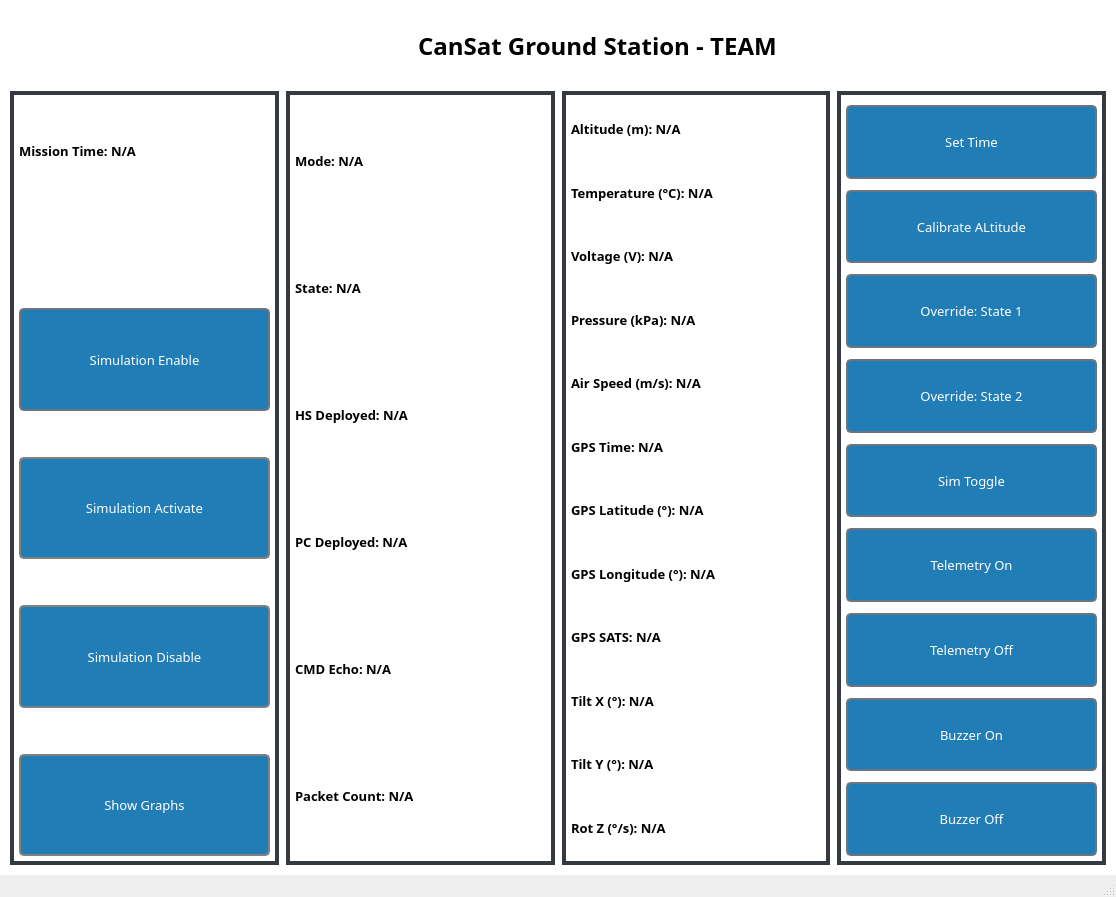
Before: the Qt Designer form Ground-Station/gui/ground_station.ui in BradyCason/UCI-CanSat-24-25, drawn with Qt 5.
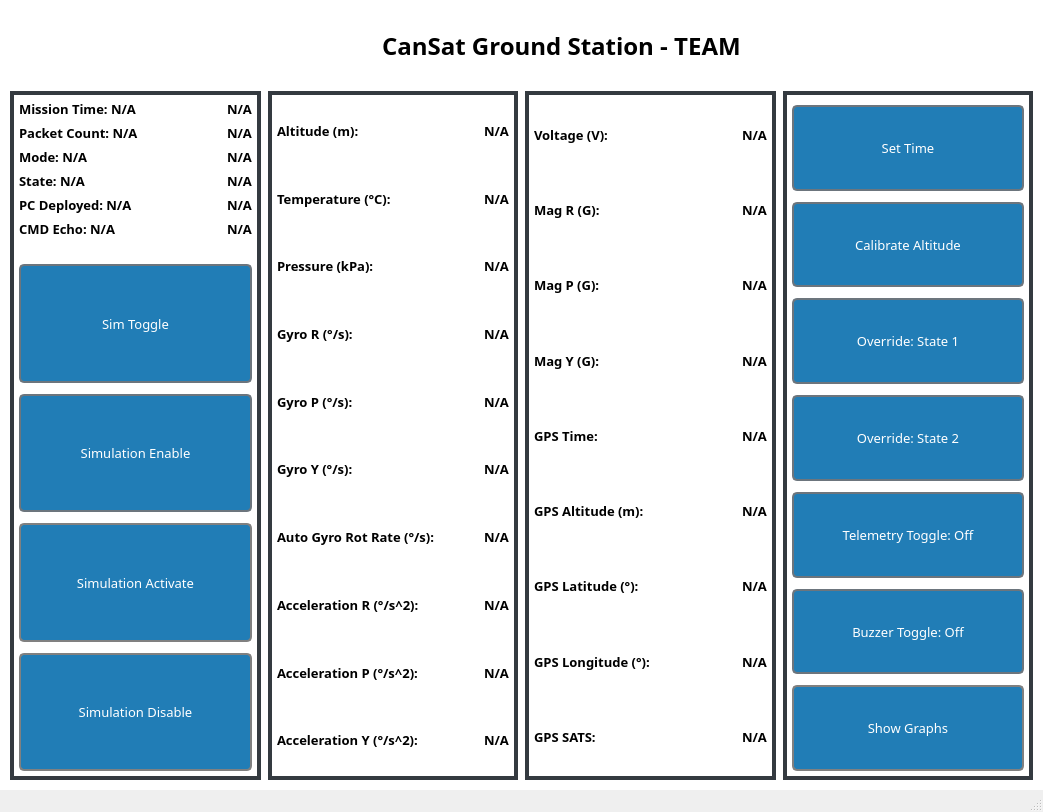
After: the same form once the commit is applied.

Commit message: Setup UI function and open graphs window

Patch:
```diff
--- a/Ground-Station/gui/ground_station.ui
+++ b/Ground-Station/gui/ground_station.ui
@@ -6,8 +6,8 @@
    <rect>
     <x>0</x>
     <y>0</y>
-    <width>1116</width>
-    <height>897</height>
+    <width>1043</width>
+    <height>812</height>
    </rect>
   </property>
   <property name="windowTitle">
@@ -29,7 +29,7 @@
    </property>
    <property name="styleSheet">
     <string notr="true">* {background-color: white;}
-#control_container, #simulation_container, #telemetry_container, #state_container {border:4px solid #343a40;}
+#control_container, #simulation_container, #telemetry_container_1, #telemetry_container_2 {border:4px solid #343a40;}
 QPushButton {
     background-color: rgba(33,125,182,1);
     color: white;
@@ -42,7 +42,7 @@
     background-color: rgba(27, 100, 150, 1);
 }</string>
    </property>
-   <layout class="QVBoxLayout" name="verticalLayout_2" stretch="0,1">
+   <layout class="QVBoxLayout" name="verticalLayout_2" stretch="0,0">
     <property name="spacing">
      <number>7</number>
     </property>
@@ -157,7 +157,7 @@
      </layout>
     </item>
     <item>
-     <layout class="QHBoxLayout" name="horizontalLayout" stretch="1,1,1,1">
+     <layout class="QHBoxLayout" name="container" stretch="1,1,1,1">
       <item>
        <widget class="QWidget" name="simulation_container" native="true">
         <property name="sizePolicy">
@@ -176,6 +176,10 @@
             <enum>QLayout::SetMinimumSize</enum>
            </property>
            <item>
+            <layout class="QHBoxLayout" name="horizontalLayout" stretch="1,0">
+             <item>
+              <layout class="QVBoxLayout" name="verticalLayout_6">
+               <item>
             <widget class="QLabel" name="mission_time">
              <property name="sizePolicy">
               <sizepolicy hsizetype="Preferred" vsizetype="Preferred">
@@ -192,7 +196,7 @@
               </font>
              </property>
              <property name="styleSheet">
-              <string notr="true">border: none;</string>
+                  <string notr="true"/>
              </property>
              <property name="text">
               <string>Mission Time: N/A</string>
@@ -200,6 +204,194 @@
             </widget>
            </item>
            <item>
+                <widget class="QLabel" name="packet_count">
+                 <property name="font">
+                  <font>
+                   <family>Sans Serif Collection</family>
+                   <pointsize>10</pointsize>
+                   <weight>75</weight>
+                   <bold>true</bold>
+                  </font>
+                 </property>
+                 <property name="styleSheet">
+                  <string notr="true">border: none;</string>
+                 </property>
+                 <property name="text">
+                  <string>Packet Count: N/A</string>
+                 </property>
+                </widget>
+               </item>
+               <item>
+                <widget class="QLabel" name="mode">
+                 <property name="font">
+                  <font>
+                   <family>Sans Serif Collection</family>
+                   <pointsize>10</pointsize>
+                   <weight>75</weight>
+                   <bold>true</bold>
+                  </font>
+                 </property>
+                 <property name="styleSheet">
+                  <string notr="true">border: none;</string>
+                 </property>
+                 <property name="text">
+                  <string>Mode: N/A</string>
+                 </property>
+                </widget>
+               </item>
+               <item>
+                <widget class="QLabel" name="state">
+                 <property name="font">
+                  <font>
+                   <family>Sans Serif Collection</family>
+                   <pointsize>10</pointsize>
+                   <weight>75</weight>
+                   <bold>true</bold>
+                  </font>
+                 </property>
+                 <property name="styleSheet">
+                  <string notr="true">border: none;</string>
+                 </property>
+                 <property name="text">
+                  <string>State: N/A</string>
+                 </property>
+                </widget>
+               </item>
+               <item>
+                <widget class="QLabel" name="pc_deployed">
+                 <property name="font">
+                  <font>
+                   <family>Sans Serif Collection</family>
+                   <pointsize>10</pointsize>
+                   <weight>75</weight>
+                   <bold>true</bold>
+                  </font>
+                 </property>
+                 <property name="styleSheet">
+                  <string notr="true">border: none;</string>
+                 </property>
+                 <property name="text">
+                  <string>PC Deployed: N/A</string>
+                 </property>
+                </widget>
+               </item>
+               <item>
+                <widget class="QLabel" name="cmd_echo">
+                 <property name="font">
+                  <font>
+                   <family>Sans Serif Collection</family>
+                   <pointsize>10</pointsize>
+                   <weight>75</weight>
+                   <bold>true</bold>
+                  </font>
+                 </property>
+                 <property name="styleSheet">
+                  <string notr="true">border: none;</string>
+                 </property>
+                 <property name="text">
+                  <string>CMD Echo: N/A</string>
+                 </property>
+                </widget>
+               </item>
+              </layout>
+             </item>
+             <item>
+              <layout class="QVBoxLayout" name="state_fields">
+               <item>
+                <widget class="QLabel" name="MISSION_TIME">
+                 <property name="font">
+                  <font>
+                   <family>Sans Serif Collection</family>
+                   <pointsize>10</pointsize>
+                   <weight>75</weight>
+                   <bold>true</bold>
+                  </font>
+                 </property>
+                 <property name="text">
+                  <string>N/A</string>
+                 </property>
+                </widget>
+               </item>
+               <item>
+                <widget class="QLabel" name="PACKET_COUNT">
+                 <property name="font">
+                  <font>
+                   <family>Sans Serif Collection</family>
+                   <pointsize>10</pointsize>
+                   <weight>75</weight>
+                   <bold>true</bold>
+                  </font>
+                 </property>
+                 <property name="text">
+                  <string>N/A</string>
+                 </property>
+                </widget>
+               </item>
+               <item>
+                <widget class="QLabel" name="MODE">
+                 <property name="font">
+                  <font>
+                   <family>Sans Serif Collection</family>
+                   <pointsize>10</pointsize>
+                   <weight>75</weight>
+                   <bold>true</bold>
+                  </font>
+                 </property>
+                 <property name="text">
+                  <string>N/A</string>
+                 </property>
+                </widget>
+               </item>
+               <item>
+                <widget class="QLabel" name="STATE">
+                 <property name="font">
+                  <font>
+                   <family>Sans Serif Collection</family>
+                   <pointsize>10</pointsize>
+                   <weight>75</weight>
+                   <bold>true</bold>
+                  </font>
+                 </property>
+                 <property name="text">
+                  <string>N/A</string>
+                 </property>
+                </widget>
+               </item>
+               <item>
+                <widget class="QLabel" name="PC_DEPLOYED">
+                 <property name="font">
+                  <font>
+                   <family>Sans Serif Collection</family>
+                   <pointsize>10</pointsize>
+                   <weight>75</weight>
+                   <bold>true</bold>
+                  </font>
+                 </property>
+                 <property name="text">
+                  <string>N/A</string>
+                 </property>
+                </widget>
+               </item>
+               <item>
+                <widget class="QLabel" name="CMD_ECHO">
+                 <property name="font">
+                  <font>
+                   <family>Sans Serif Collection</family>
+                   <pointsize>10</pointsize>
+                   <weight>75</weight>
+                   <bold>true</bold>
+                  </font>
+                 </property>
+                 <property name="text">
+                  <string>N/A</string>
+                 </property>
+                </widget>
+               </item>
+              </layout>
+             </item>
+            </layout>
+           </item>
+           <item>
             <spacer name="verticalSpacer_10">
              <property name="orientation">
               <enum>Qt::Vertical</enum>
@@ -210,7 +402,47 @@
              <property name="sizeHint" stdset="0">
               <size>
                <width>20</width>
-               <height>100</height>
+               <height>20</height>
+              </size>
+             </property>
+            </spacer>
+           </item>
+           <item>
+            <widget class="QPushButton" name="sim_toggle">
+             <property name="sizePolicy">
+              <sizepolicy hsizetype="Minimum" vsizetype="Minimum">
+               <horstretch>0</horstretch>
+               <verstretch>0</verstretch>
+              </sizepolicy>
+             </property>
+             <property name="font">
+              <font>
+               <family>Sans Serif Collection</family>
+               <pointsize>10</pointsize>
+               <weight>50</weight>
+               <bold>false</bold>
+              </font>
+             </property>
+             <property name="styleSheet">
+              <string notr="true"/>
+             </property>
+             <property name="text">
+              <string>Sim Toggle</string>
+             </property>
+            </widget>
+           </item>
+           <item>
+            <spacer name="verticalSpacer_14">
+             <property name="orientation">
+              <enum>Qt::Vertical</enum>
+             </property>
+             <property name="sizeType">
+              <enum>QSizePolicy::Fixed</enum>
+             </property>
+             <property name="sizeHint" stdset="0">
+              <size>
+               <width>20</width>
+               <height>5</height>
               </size>
              </property>
             </spacer>
@@ -248,7 +480,7 @@
              <property name="sizeHint" stdset="0">
               <size>
                <width>20</width>
-               <height>40</height>
+               <height>5</height>
               </size>
              </property>
             </spacer>
@@ -286,7 +518,7 @@
              <property name="sizeHint" stdset="0">
               <size>
                <width>20</width>
-               <height>40</height>
+               <height>5</height>
               </size>
              </property>
             </spacer>
@@ -313,171 +545,17 @@
              </property>
             </widget>
            </item>
-           <item>
-            <spacer name="verticalSpacer_13">
-             <property name="orientation">
-              <enum>Qt::Vertical</enum>
-             </property>
-             <property name="sizeType">
-              <enum>QSizePolicy::Fixed</enum>
-             </property>
-             <property name="sizeHint" stdset="0">
-              <size>
-               <width>20</width>
-               <height>40</height>
-              </size>
-             </property>
-            </spacer>
-           </item>
-           <item>
-            <widget class="QPushButton" name="show_graphs">
-             <property name="sizePolicy">
-              <sizepolicy hsizetype="Minimum" vsizetype="Minimum">
-               <horstretch>0</horstretch>
-               <verstretch>0</verstretch>
-              </sizepolicy>
-             </property>
-             <property name="font">
-              <font>
-               <family>Sans Serif Collection</family>
-               <pointsize>10</pointsize>
-              </font>
-             </property>
-             <property name="styleSheet">
-              <string notr="true">border: 2px solid grey;</string>
-             </property>
-             <property name="text">
-              <string>Show Graphs</string>
-             </property>
-            </widget>
-           </item>
           </layout>
          </item>
         </layout>
        </widget>
       </item>
       <item>
-       <widget class="QWidget" name="state_container" native="true">
-        <layout class="QGridLayout" name="gridLayout_3">
-         <item row="0" column="0">
-          <layout class="QVBoxLayout" name="state_panel">
-           <item>
-            <widget class="QLabel" name="mode">
-             <property name="font">
-              <font>
-               <family>Sans Serif Collection</family>
-               <pointsize>10</pointsize>
-               <weight>75</weight>
-               <bold>true</bold>
-              </font>
-             </property>
-             <property name="styleSheet">
-              <string notr="true">border: none;</string>
-             </property>
-             <property name="text">
-              <string>Mode: N/A</string>
-             </property>
-            </widget>
-           </item>
-           <item>
-            <widget class="QLabel" name="state">
-             <property name="font">
-              <font>
-               <family>Sans Serif Collection</family>
-               <pointsize>10</pointsize>
-               <weight>75</weight>
-               <bold>true</bold>
-              </font>
-             </property>
-             <property name="styleSheet">
-              <string notr="true">border: none;</string>
-             </property>
-             <property name="text">
-              <string>State: N/A</string>
-             </property>
-            </widget>
-           </item>
-           <item>
-            <widget class="QLabel" name="hs_deployed">
-             <property name="font">
-              <font>
-               <family>Sans Serif Collection</family>
-               <pointsize>10</pointsize>
-               <weight>75</weight>
-               <bold>true</bold>
-              </font>
-             </property>
-             <property name="styleSheet">
-              <string notr="true">border: none;</string>
-             </property>
-             <property name="text">
-              <string>HS Deployed: N/A</string>
-             </property>
-            </widget>
-           </item>
-           <item>
-            <widget class="QLabel" name="pc_deployed">
-             <property name="font">
-              <font>
-               <family>Sans Serif Collection</family>
-               <pointsize>10</pointsize>
-               <weight>75</weight>
-               <bold>true</bold>
-              </font>
-             </property>
-             <property name="styleSheet">
-              <string notr="true">border: none;</string>
-             </property>
-             <property name="text">
-              <string>PC Deployed: N/A</string>
-             </property>
-            </widget>
-           </item>
-           <item>
-            <widget class="QLabel" name="cmd_echo">
-             <property name="font">
-              <font>
-               <family>Sans Serif Collection</family>
-               <pointsize>10</pointsize>
-               <weight>75</weight>
-               <bold>true</bold>
-              </font>
-             </property>
-             <property name="styleSheet">
-              <string notr="true">border: none;</string>
-             </property>
-             <property name="text">
-              <string>CMD Echo: N/A</string>
-             </property>
-            </widget>
-           </item>
-           <item>
-            <widget class="QLabel" name="packet_count">
-             <property name="font">
-              <font>
-               <family>Sans Serif Collection</family>
-               <pointsize>10</pointsize>
-               <weight>75</weight>
-               <bold>true</bold>
-              </font>
-             </property>
-             <property name="styleSheet">
-              <string notr="true">border: none;</string>
-             </property>
-             <property name="text">
-              <string>Packet Count: N/A</string>
-             </property>
-            </widget>
-           </item>
-          </layout>
-         </item>
-        </layout>
-       </widget>
-      </item>
-      <item>
-       <widget class="QWidget" name="telemetry_container" native="true">
+       <widget class="QWidget" name="telemetry_container_1" native="true">
         <layout class="QGridLayout" name="gridLayout_2">
-         <item row="0" column="0">
+         <item row="1" column="1">
+          <layout class="QHBoxLayout" name="horizontalLayout_4" stretch="1,0">
+           <item>
           <layout class="QVBoxLayout" name="telemetry_panel">
            <item>
             <widget class="QLabel" name="alt_label">
@@ -493,7 +571,7 @@
               <string notr="true">border: none;</string>
              </property>
              <property name="text">
-              <string>Altitude (m): N/A</string>
+                <string>Altitude (m):</string>
              </property>
             </widget>
            </item>
@@ -505,31 +583,14 @@
                <pointsize>10</pointsize>
                <weight>75</weight>
                <bold>true</bold>
+                 <kerning>true</kerning>
               </font>
              </property>
              <property name="styleSheet">
               <string notr="true">border: none;</string>
              </property>
              <property name="text">
-              <string>Temperature (°C): N/A</string>
-             </property>
-            </widget>
-           </item>
-           <item>
-            <widget class="QLabel" name="volt_label">
-             <property name="font">
-              <font>
-               <family>Sans Serif Collection</family>
-               <pointsize>10</pointsize>
-               <weight>75</weight>
-               <bold>true</bold>
-              </font>
-             </property>
-             <property name="styleSheet">
-              <string notr="true">border: none;</string>
-             </property>
-             <property name="text">
-              <string>Voltage (V): N/A</string>
+                <string>Temperature (°C):</string>
              </property>
             </widget>
            </item>
@@ -547,7 +608,7 @@
               <string notr="true">border: none;</string>
              </property>
              <property name="text">
-              <string>Pressure (kPa): N/A</string>
+                <string>Pressure (kPa):</string>
              </property>
             </widget>
            </item>
@@ -565,7 +626,329 @@
               <string notr="true">border: none;</string>
              </property>
              <property name="text">
-              <string>Air Speed (m/s): N/A</string>
+                <string>Gyro R (°/s):</string>
+               </property>
+              </widget>
+             </item>
+             <item>
+              <widget class="QLabel" name="gyro_p_label">
+               <property name="font">
+                <font>
+                 <family>Sans Serif Collection</family>
+                 <pointsize>10</pointsize>
+                 <weight>75</weight>
+                 <bold>true</bold>
+                </font>
+               </property>
+               <property name="text">
+                <string>Gyro P (°/s):</string>
+               </property>
+              </widget>
+             </item>
+             <item>
+              <widget class="QLabel" name="gyro_y_label">
+               <property name="font">
+                <font>
+                 <family>Sans Serif Collection</family>
+                 <pointsize>10</pointsize>
+                 <weight>75</weight>
+                 <bold>true</bold>
+                </font>
+               </property>
+               <property name="text">
+                <string>Gyro Y (°/s):</string>
+               </property>
+              </widget>
+             </item>
+             <item>
+              <widget class="QLabel" name="auto_gyro_rot_rate_label">
+               <property name="font">
+                <font>
+                 <family>Sans Serif Collection</family>
+                 <pointsize>10</pointsize>
+                 <weight>75</weight>
+                 <bold>true</bold>
+                </font>
+               </property>
+               <property name="text">
+                <string>Auto Gyro Rot Rate (°/s):</string>
+               </property>
+              </widget>
+             </item>
+             <item>
+              <widget class="QLabel" name="accel_r_label">
+               <property name="font">
+                <font>
+                 <family>Sans Serif Collection</family>
+                 <pointsize>10</pointsize>
+                 <weight>75</weight>
+                 <bold>true</bold>
+                </font>
+               </property>
+               <property name="text">
+                <string>Acceleration R (°/s^2):</string>
+               </property>
+              </widget>
+             </item>
+             <item>
+              <widget class="QLabel" name="accel_p_label">
+               <property name="font">
+                <font>
+                 <family>Sans Serif Collection</family>
+                 <pointsize>10</pointsize>
+                 <weight>75</weight>
+                 <bold>true</bold>
+                </font>
+               </property>
+               <property name="text">
+                <string>Acceleration P (°/s^2):</string>
+               </property>
+              </widget>
+             </item>
+             <item>
+              <widget class="QLabel" name="accel_y_label">
+               <property name="font">
+                <font>
+                 <family>Sans Serif Collection</family>
+                 <pointsize>10</pointsize>
+                 <weight>75</weight>
+                 <bold>true</bold>
+                 <kerning>true</kerning>
+                </font>
+               </property>
+               <property name="text">
+                <string>Acceleration Y (°/s^2):</string>
+               </property>
+              </widget>
+             </item>
+            </layout>
+           </item>
+           <item>
+            <layout class="QVBoxLayout" name="verticalLayout_3">
+             <item>
+              <widget class="QLabel" name="ALTITUDE">
+               <property name="font">
+                <font>
+                 <family>Sans Serif Collection</family>
+                 <pointsize>10</pointsize>
+                 <weight>75</weight>
+                 <bold>true</bold>
+                </font>
+               </property>
+               <property name="text">
+                <string>N/A</string>
+               </property>
+              </widget>
+             </item>
+             <item>
+              <widget class="QLabel" name="TEMPERATURE">
+               <property name="font">
+                <font>
+                 <family>Sans Serif Collection</family>
+                 <pointsize>10</pointsize>
+                 <weight>75</weight>
+                 <bold>true</bold>
+                </font>
+               </property>
+               <property name="text">
+                <string>N/A</string>
+               </property>
+              </widget>
+             </item>
+             <item>
+              <widget class="QLabel" name="PRESSURE">
+               <property name="font">
+                <font>
+                 <family>Sans Serif Collection</family>
+                 <pointsize>10</pointsize>
+                 <weight>75</weight>
+                 <bold>true</bold>
+                </font>
+               </property>
+               <property name="text">
+                <string>N/A</string>
+               </property>
+              </widget>
+             </item>
+             <item>
+              <widget class="QLabel" name="GYRO_R">
+               <property name="font">
+                <font>
+                 <family>Sans Serif Collection</family>
+                 <pointsize>10</pointsize>
+                 <weight>75</weight>
+                 <bold>true</bold>
+                </font>
+               </property>
+               <property name="text">
+                <string>N/A</string>
+               </property>
+              </widget>
+             </item>
+             <item>
+              <widget class="QLabel" name="GYRO_P">
+               <property name="font">
+                <font>
+                 <family>Sans Serif Collection</family>
+                 <pointsize>10</pointsize>
+                 <weight>75</weight>
+                 <bold>true</bold>
+                </font>
+               </property>
+               <property name="text">
+                <string>N/A</string>
+               </property>
+              </widget>
+             </item>
+             <item>
+              <widget class="QLabel" name="GYRO_Y">
+               <property name="font">
+                <font>
+                 <family>Sans Serif Collection</family>
+                 <pointsize>10</pointsize>
+                 <weight>75</weight>
+                 <bold>true</bold>
+                </font>
+               </property>
+               <property name="text">
+                <string>N/A</string>
+               </property>
+              </widget>
+             </item>
+             <item>
+              <widget class="QLabel" name="AUTO_GYRO_ROTATION_RATE">
+               <property name="font">
+                <font>
+                 <family>Sans Serif Collection</family>
+                 <pointsize>10</pointsize>
+                 <weight>75</weight>
+                 <bold>true</bold>
+                </font>
+               </property>
+               <property name="text">
+                <string>N/A</string>
+               </property>
+              </widget>
+             </item>
+             <item>
+              <widget class="QLabel" name="ACCEL_R">
+               <property name="font">
+                <font>
+                 <family>Sans Serif Collection</family>
+                 <pointsize>10</pointsize>
+                 <weight>75</weight>
+                 <bold>true</bold>
+                </font>
+               </property>
+               <property name="text">
+                <string>N/A</string>
+               </property>
+              </widget>
+             </item>
+             <item>
+              <widget class="QLabel" name="ACCEL_P">
+               <property name="font">
+                <font>
+                 <family>Sans Serif Collection</family>
+                 <pointsize>10</pointsize>
+                 <weight>75</weight>
+                 <bold>true</bold>
+                </font>
+               </property>
+               <property name="text">
+                <string>N/A</string>
+               </property>
+              </widget>
+             </item>
+             <item>
+              <widget class="QLabel" name="ACCEL_Y">
+               <property name="font">
+                <font>
+                 <family>Sans Serif Collection</family>
+                 <pointsize>10</pointsize>
+                 <weight>75</weight>
+                 <bold>true</bold>
+                </font>
+               </property>
+               <property name="text">
+                <string>N/A</string>
+               </property>
+              </widget>
+             </item>
+            </layout>
+           </item>
+          </layout>
+         </item>
+        </layout>
+       </widget>
+      </item>
+      <item>
+       <widget class="QWidget" name="telemetry_container_2" native="true">
+        <layout class="QGridLayout" name="gridLayout_3">
+         <item row="0" column="0">
+          <layout class="QHBoxLayout" name="horizontalLayout_5" stretch="1,0">
+           <item>
+            <layout class="QVBoxLayout" name="verticalLayout">
+             <item>
+              <widget class="QLabel" name="volt_label">
+               <property name="font">
+                <font>
+                 <family>Sans Serif Collection</family>
+                 <pointsize>10</pointsize>
+                 <weight>75</weight>
+                 <bold>true</bold>
+                </font>
+               </property>
+               <property name="styleSheet">
+                <string notr="true">border: none;</string>
+               </property>
+               <property name="text">
+                <string>Voltage (V):</string>
+               </property>
+              </widget>
+             </item>
+             <item>
+              <widget class="QLabel" name="mag_r_label">
+               <property name="font">
+                <font>
+                 <family>Sans Serif Collection</family>
+                 <pointsize>10</pointsize>
+                 <weight>75</weight>
+                 <bold>true</bold>
+                </font>
+               </property>
+               <property name="text">
+                <string>Mag R (G):</string>
+               </property>
+              </widget>
+             </item>
+             <item>
+              <widget class="QLabel" name="mag_p_label">
+               <property name="font">
+                <font>
+                 <family>Sans Serif Collection</family>
+                 <pointsize>10</pointsize>
+                 <weight>75</weight>
+                 <bold>true</bold>
+                </font>
+               </property>
+               <property name="text">
+                <string>Mag P (G):</string>
+               </property>
+              </widget>
+             </item>
+             <item>
+              <widget class="QLabel" name="mag_y_label">
+               <property name="font">
+                <font>
+                 <family>Sans Serif Collection</family>
+                 <pointsize>10</pointsize>
+                 <weight>75</weight>
+                 <bold>true</bold>
+                </font>
+               </property>
+               <property name="text">
+                <string>Mag Y (G):</string>
              </property>
             </widget>
            </item>
@@ -583,7 +966,22 @@
               <string notr="true">border: none;</string>
              </property>
              <property name="text">
-              <string>GPS Time: N/A</string>
+                <string>GPS Time:</string>
+               </property>
+              </widget>
+             </item>
+             <item>
+              <widget class="QLabel" name="gps_alt_label">
+               <property name="font">
+                <font>
+                 <family>Sans Serif Collection</family>
+                 <pointsize>10</pointsize>
+                 <weight>75</weight>
+                 <bold>true</bold>
+                </font>
+               </property>
+               <property name="text">
+                <string>GPS Altitude (m):</string>
              </property>
             </widget>
            </item>
@@ -601,7 +999,7 @@
               <string notr="true">border: none;</string>
              </property>
              <property name="text">
-              <string>GPS Latitude (°): N/A</string>
+                <string>GPS Latitude (°):</string>
              </property>
             </widget>
            </item>
@@ -619,7 +1017,7 @@
               <string notr="true">border: none;</string>
              </property>
              <property name="text">
-              <string>GPS Longitude (°): N/A</string>
+                <string>GPS Longitude (°):</string>
              </property>
             </widget>
            </item>
@@ -637,12 +1035,16 @@
               <string notr="true">border: none;</string>
              </property>
              <property name="text">
-              <string>GPS SATS: N/A</string>
+                <string>GPS SATS:</string>
              </property>
             </widget>
            </item>
+            </layout>
+           </item>
            <item>
-            <widget class="QLabel" name="tilt_x_label">
+            <layout class="QVBoxLayout" name="verticalLayout_5">
+             <item>
+              <widget class="QLabel" name="VOLTAGE">
              <property name="font">
               <font>
                <family>Sans Serif Collection</family>
@@ -651,16 +1053,28 @@
                <bold>true</bold>
               </font>
              </property>
-             <property name="styleSheet">
-              <string notr="true">border: none;</string>
-             </property>
+               <property name="text">
+                <string>N/A</string>
+               </property>
+              </widget>
+             </item>
+             <item>
+              <widget class="QLabel" name="MAG_R">
+               <property name="font">
+                <font>
+                 <family>Sans Serif Collection</family>
+                 <pointsize>10</pointsize>
+                 <weight>75</weight>
+                 <bold>true</bold>
+                </font>
+               </property>
              <property name="text">
-              <string>Tilt X (°): N/A</string>
+                <string>N/A</string>
              </property>
             </widget>
            </item>
            <item>
-            <widget class="QLabel" name="tilt_y_label">
+              <widget class="QLabel" name="MAG_P">
              <property name="font">
               <font>
                <family>Sans Serif Collection</family>
@@ -669,16 +1083,28 @@
                <bold>true</bold>
               </font>
              </property>
-             <property name="styleSheet">
-              <string notr="true">border: none;</string>
-             </property>
+               <property name="text">
+                <string>N/A</string>
+               </property>
+              </widget>
+             </item>
+             <item>
+              <widget class="QLabel" name="MAG_Y">
+               <property name="font">
+                <font>
+                 <family>Sans Serif Collection</family>
+                 <pointsize>10</pointsize>
+                 <weight>75</weight>
+                 <bold>true</bold>
+                </font>
+               </property>
              <property name="text">
-              <string>Tilt Y (°): N/A</string>
+                <string>N/A</string>
              </property>
             </widget>
            </item>
            <item>
-            <widget class="QLabel" name="rot_z_label">
+              <widget class="QLabel" name="GPS_TIME">
              <property name="font">
               <font>
                <family>Sans Serif Collection</family>
@@ -687,13 +1113,72 @@
                <bold>true</bold>
               </font>
              </property>
-             <property name="styleSheet">
-              <string notr="true">border: none;</string>
-             </property>
+               <property name="text">
+                <string>N/A</string>
+               </property>
+              </widget>
+             </item>
+             <item>
+              <widget class="QLabel" name="GPS_ALTITUDE">
+               <property name="font">
+                <font>
+                 <family>Sans Serif Collection</family>
+                 <pointsize>10</pointsize>
+                 <weight>75</weight>
+                 <bold>true</bold>
+                </font>
+               </property>
              <property name="text">
-              <string>Rot Z (°/s): N/A</string>
-             </property>
-            </widget>
+                <string>N/A</string>
+               </property>
+              </widget>
+             </item>
+             <item>
+              <widget class="QLabel" name="GPS_LATITUDE">
+               <property name="font">
+                <font>
+                 <family>Sans Serif Collection</family>
+                 <pointsize>10</pointsize>
+                 <weight>75</weight>
+                 <bold>true</bold>
+                </font>
+               </property>
+               <property name="text">
+                <string>N/A</string>
+               </property>
+              </widget>
+             </item>
+             <item>
+              <widget class="QLabel" name="GPS_LONGITUDE">
+               <property name="font">
+                <font>
+                 <family>Sans Serif Collection</family>
+                 <pointsize>10</pointsize>
+                 <weight>75</weight>
+                 <bold>true</bold>
+                </font>
+               </property>
+               <property name="text">
+                <string>N/A</string>
+               </property>
+              </widget>
+             </item>
+             <item>
+              <widget class="QLabel" name="GPS_SATS">
+               <property name="font">
+                <font>
+                 <family>Sans Serif Collection</family>
+                 <pointsize>10</pointsize>
+                 <weight>75</weight>
+                 <bold>true</bold>
+                </font>
+               </property>
+               <property name="text">
+                <string>N/A</string>
+               </property>
+              </widget>
+             </item>
+            </layout>
            </item>
           </layout>
          </item>
@@ -704,7 +1189,7 @@
        <widget class="QWidget" name="control_container" native="true">
         <layout class="QGridLayout" name="gridLayout_4">
          <item row="0" column="0">
-          <layout class="QVBoxLayout" name="control_panel" stretch="0,1,0,1,0,1,0,1,0,1,0,1,0,1,0,1,0,1">
+          <layout class="QVBoxLayout" name="control_panel" stretch="0,1,0,1,0,1,0,1,0,1,0,1,0,1">
            <item>
             <spacer name="verticalSpacer">
              <property name="orientation">
@@ -781,7 +1266,7 @@
               <string notr="true"/>
              </property>
              <property name="text">
-              <string>Calibrate ALtitude</string>
+              <string>Calibrate Altitude</string>
              </property>
             </widget>
            </item>
@@ -882,7 +1367,7 @@
             </spacer>
            </item>
            <item>
-            <widget class="QPushButton" name="sim_toggle">
+            <widget class="QPushButton" name="telemetry_toggle_button">
              <property name="sizePolicy">
               <sizepolicy hsizetype="Minimum" vsizetype="Minimum">
                <horstretch>0</horstretch>
@@ -901,87 +1386,7 @@
               <string notr="true"/>
              </property>
              <property name="text">
-              <string>Sim Toggle</string>
-             </property>
-            </widget>
-           </item>
-           <item>
-            <spacer name="verticalSpacer_6">
-             <property name="orientation">
-              <enum>Qt::Vertical</enum>
-             </property>
-             <property name="sizeType">
-              <enum>QSizePolicy::Fixed</enum>
-             </property>
-             <property name="sizeHint" stdset="0">
-              <size>
-               <width>20</width>
-               <height>5</height>
-              </size>
-             </property>
-            </spacer>
-           </item>
-           <item>
-            <widget class="QPushButton" name="telemetry_on_button">
-             <property name="sizePolicy">
-              <sizepolicy hsizetype="Minimum" vsizetype="Minimum">
-               <horstretch>0</horstretch>
-               <verstretch>0</verstretch>
-              </sizepolicy>
-             </property>
-             <property name="font">
-              <font>
-               <family>Sans Serif Collection</family>
-               <pointsize>10</pointsize>
-               <weight>50</weight>
-               <bold>false</bold>
-              </font>
-             </property>
-             <property name="styleSheet">
-              <string notr="true"/>
-             </property>
-             <property name="text">
-              <string>Telemetry On</string>
-             </property>
-            </widget>
-           </item>
-           <item>
-            <spacer name="verticalSpacer_7">
-             <property name="orientation">
-              <enum>Qt::Vertical</enum>
-             </property>
-             <property name="sizeType">
-              <enum>QSizePolicy::Fixed</enum>
-             </property>
-             <property name="sizeHint" stdset="0">
-              <size>
-               <width>20</width>
-               <height>5</height>
-              </size>
-             </property>
-            </spacer>
-           </item>
-           <item>
-            <widget class="QPushButton" name="telemetry_off_button">
-             <property name="sizePolicy">
-              <sizepolicy hsizetype="Minimum" vsizetype="Minimum">
-               <horstretch>0</horstretch>
-               <verstretch>0</verstretch>
-              </sizepolicy>
-             </property>
-             <property name="font">
-              <font>
-               <family>Sans Serif Collection</family>
-               <pointsize>10</pointsize>
-               <weight>50</weight>
-               <bold>false</bold>
-              </font>
-             </property>
-             <property name="styleSheet">
-              <string notr="true"/>
-             </property>
-             <property name="text">
-              <string>Telemetry Off</string>
+              <string>Telemetry Toggle: Off</string>
              </property>
             </widget>
            </item>
@@ -1021,7 +1426,7 @@
               <string notr="true"/>
              </property>
              <property name="text">
-              <string>Buzzer On</string>
+              <string>Buzzer Toggle: Off</string>
              </property>
             </widget>
            </item>
@@ -1053,15 +1458,13 @@
               <font>
                <family>Sans Serif Collection</family>
                <pointsize>10</pointsize>
-               <weight>50</weight>
-               <bold>false</bold>
               </font>
              </property>
              <property name="styleSheet">
-              <string notr="true"/>
+              <string notr="true">border: 2px solid grey;</string>
              </property>
              <property name="text">
-              <string>Buzzer Off</string>
+              <string>Show Graphs</string>
              </property>
             </widget>
            </item>
```
Left out of the diff: 8 changed lines with no effect on the pictures. Lines whose indentation alone changed are shown as unchanged. The commit also changes 1 other file.
